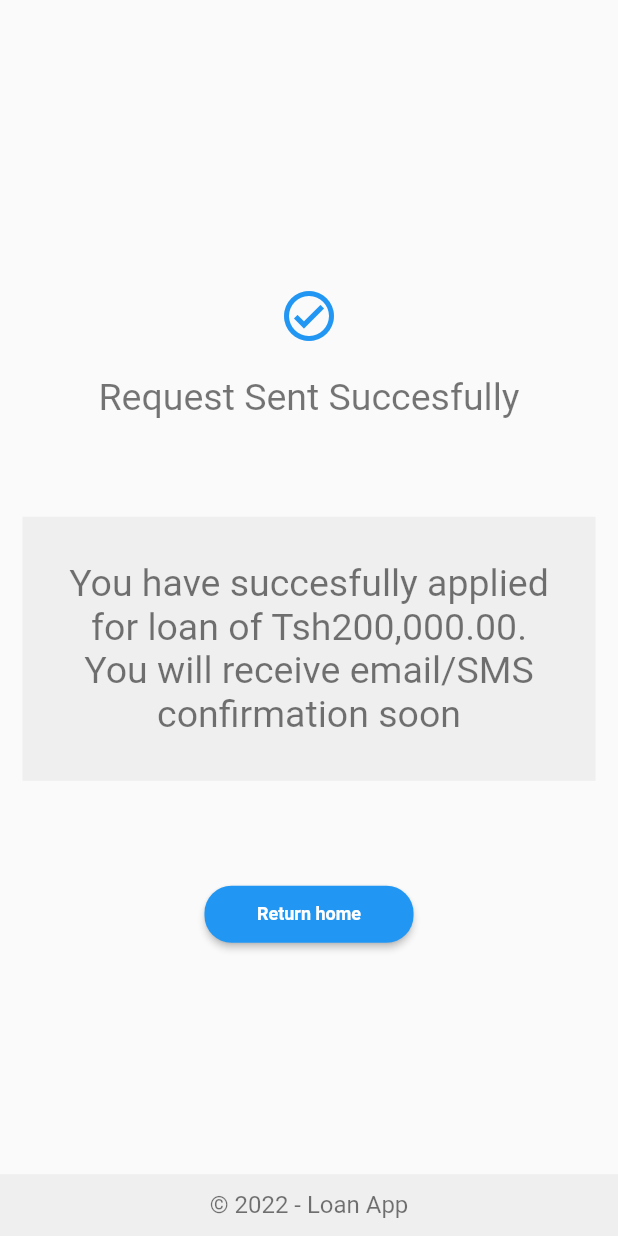
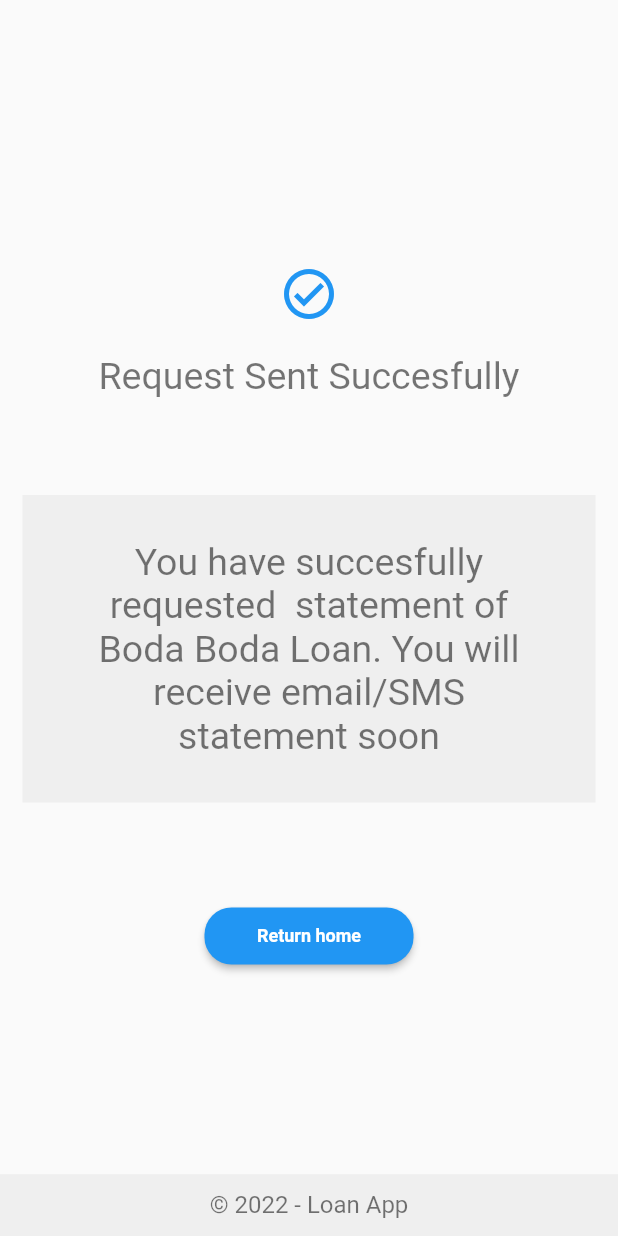
Before and after one commit to itsmushi/loanApp, a Flutter app: the screen it shows after launch, on a phone screen of 412 x 824 dp. Run offline on Flutter 3.47's test engine with Material 2 defaults, Android fonts, the phone set to English and light mode, and no system bars; our stand-ins replace auto_size_text.

Commit message:
confirm Loan report screen

```diff
--- a/lib/app.dart
+++ b/lib/app.dart
@@ -9,6 +9,7 @@ import 'package:loanapp/screens/auth/login/loginScreen.dart';
 import 'package:loanapp/screens/auth/signUp/signUpScreen.dart';
 import 'package:loanapp/screens/comfirmLoan/confrimLoarn.dart';
 import 'package:loanapp/screens/home/homeScreen.dart';
+import 'package:loanapp/screens/response/loan_report_response.dart';
 import 'package:loanapp/screens/response/loan_response.dart';
 
 import 'package:loanapp/screens/splashScreen.dart';
@@ -41,7 +42,8 @@ class _MyAppState extends State<MyApp> {
               // SignUpScreen()
               // HomeApplyLoan(),
          // ConfrimLoan()
-          LoanResponse()
+         //  LoanResponse()
+          LoanReport()
           // child: ListDadaScreen(),
         ),
         routes: {
--- a/lib/screens/response/loan_report_response.dart
+++ b/lib/screens/response/loan_report_response.dart
@@ -0,0 +1,63 @@
+import 'package:flutter/material.dart';
+import 'package:loanapp/core/constants.dart';
+import 'package:loanapp/shared/sharedComponents/button.dart';
+import 'package:loanapp/shared/sharedComponents/footer.dart';
+
+import '../home/homeScreen.dart';
+import 'message.dart';
+
+class LoanReport extends StatelessWidget {
+  const LoanReport({Key? key}) : super(key: key);
+
+  @override
+  Widget build(BuildContext context) {
+    return Scaffold(
+      body: Center(
+        heightFactor: 300,
+        child: Column(
+          mainAxisAlignment: MainAxisAlignment.center,
+          children: [
+            Icon(
+              Icons.check_circle_outlined,
+              color: Colors.blue,
+              size: 40,
+            ),
+            SizedBox(
+              height: 20,
+            ),
+            Container(
+              child: Text(
+                "Request Sent Succesfully",style: TextStyle(
+                color: Constants.textColor,
+                fontSize: 25,
+              ),
+              ),
+            ),
+            SizedBox(
+              height: 50,
+            ),
+            Container(
+              decoration: BoxDecoration(
+                  borderRadius: BorderRadius.circular(15)
+              ),
+              padding: EdgeInsets.all(15),
+              child: Message(
+                text:
+                'You have succesfully requested  statement of Boda Boda Loan. You will receive email/SMS statement soon',
+              ),
+            ),
+            SizedBox(
+              height: 50,
+            ),
+            Button(text: 'Return home', clickHandler: onSubmithandler),
+          ],
+        ),
+      ),
+      bottomSheet: Footer(),
+    );
+  }
+
+  onSubmithandler(BuildContext context) {
+    Navigator.of(context).pushReplacementNamed(HomeScreen.routeName);
+  }
+}
```
